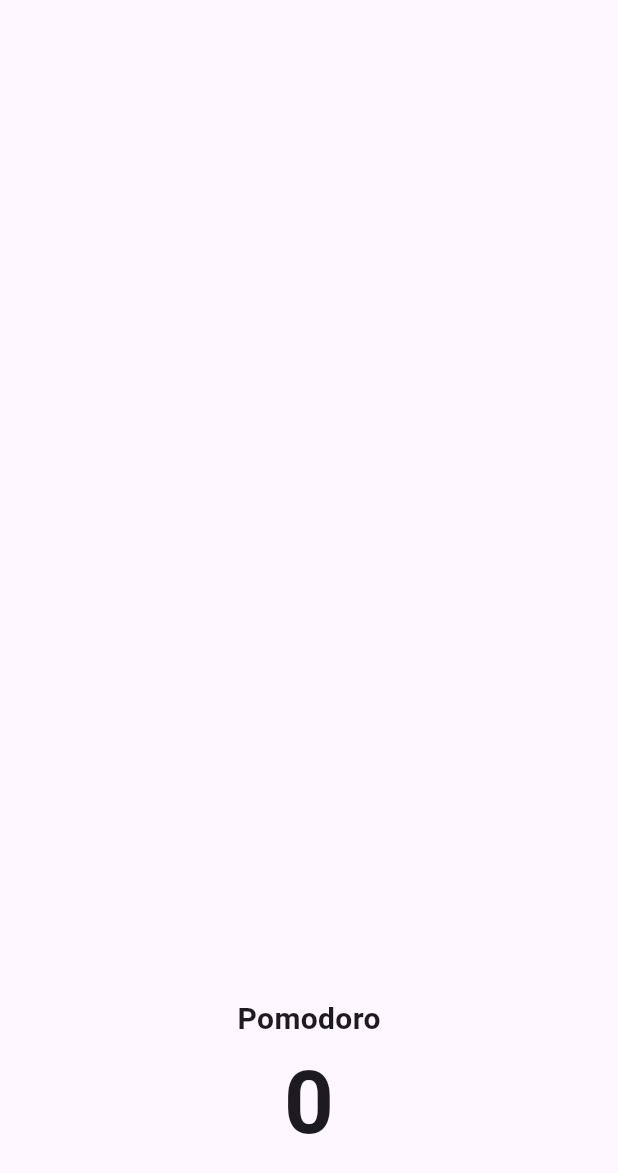
After one commit to dlwnsgurz/Flutter_study, a Flutter app: the HomeScreen screen opened directly, after a tap on the "play circle outline" icon, on a phone screen of 412 x 824 dp. The commit adds this screen. Shown: the top 1173 px of the screen. Run offline on Flutter 3.47's test engine with Material 3 defaults, Android fonts, the phone set to English and light mode, and no system bars.

Commit message:
Stateful Widgets & Timer & Flexible Widget을 사용한 포모도로 앱

```diff
--- /dev/null
+++ b/pomodoro/lib/screens/home_screen.dart
@@ -0,0 +1,151 @@
+import 'dart:async';
+
+import 'package:flutter/material.dart';
+
+class HomeScreen extends StatefulWidget {
+  const HomeScreen({super.key});
+
+  @override
+  State<HomeScreen> createState() => _HomeScreenState();
+}
+
+class _HomeScreenState extends State<HomeScreen> {
+  static const int twentyFiveSeconds = 1500;
+  int totalSeconds = twentyFiveSeconds;
+  bool isRunning = false;
+  int totalPomodoro = 0;
+  late Timer timer;
+
+  void onTick(Timer timer) {
+    if (totalSeconds == 0) {
+      setState(() {
+        totalPomodoro++;
+        totalSeconds = twentyFiveSeconds;
+        isRunning = false;
+      });
+      timer.cancel();
+    } else {
+      setState(() {
+        totalSeconds = totalSeconds - 1;
+      });
+    }
+  }
+
+  void onStartPressed() {
+    timer = Timer.periodic(
+      const Duration(seconds: 1),
+      onTick,
+    );
+    setState(() {
+      isRunning = true;
+    });
+  }
+
+  void onPausePressed() {
+    timer.cancel();
+    setState(() {
+      isRunning = false;
+    });
+  }
+
+  void onRestartPressed() {
+    setState(() {
+      totalSeconds = twentyFiveSeconds;
+    });
+  }
+
+  String format(int seconds) {
+    var duration = Duration(seconds: seconds);
+
+    return duration.toString().split('.').first.substring(2);
+  }
+
+  @override
+  Widget build(BuildContext context) {
+    return Scaffold(
+      backgroundColor: Theme.of(context).colorScheme.background,
+      body: Column(
+        children: [
+          Flexible(
+            flex: 1,
+            child: Container(
+              alignment: Alignment.bottomCenter,
+              child: Text(
+                format(totalSeconds),
+                style: TextStyle(
+                  color: Theme.of(context).cardColor,
+                  fontSize: 89,
+                  fontWeight: FontWeight.w600,
+                ),
+              ),
+            ),
+          ),
+          Flexible(
+            flex: 2,
+            child: Center(
+              child: Column(
+                children: [
+                  IconButton(
+                    iconSize: 150,
+                    color: Theme.of(context).cardColor,
+                    icon: isRunning
+                        ? const Icon(Icons.pause_circle_outline)
+                        : const Icon(Icons.play_circle_outline),
+                    onPressed: isRunning ? onPausePressed : onStartPressed,
+                  ),
+                  const SizedBox(
+                    height: 60,
+                  ),
+                  IconButton(
+                    icon: const Icon(Icons.restore),
+                    color: Theme.of(context).cardColor,
+                    onPressed: onRestartPressed,
+                    iconSize: 60,
+                  ),
+                ],
+              ),
+            ),
+          ),
+          Flexible(
+            flex: 1,
+            child: Row(
+              children: [
+                Expanded(
+                  child: Container(
+                    decoration: BoxDecoration(
+                      borderRadius: BorderRadius.circular(50),
+                      color: Theme.of(context).cardColor,
+                    ),
+                    child: Column(
+                      mainAxisAlignment: MainAxisAlignment.center,
+                      children: [
+                        Text(
+                          "Pomodoro",
+                          style: TextStyle(
+                            fontSize: 20,
+                            fontWeight: FontWeight.w600,
+                            color:
+                                Theme.of(context).textTheme.displayLarge?.color,
+                          ),
+                        ),
+                        Text(
+                          "$totalPomodoro",
+                          style: TextStyle(
+                            fontSize: 58,
+                            fontWeight: FontWeight.w600,
+                            color:
+                                Theme.of(context).textTheme.displayLarge?.color,
+                          ),
+                        ),
+                      ],
+                    ),
+                  ),
+                ),
+              ],
+            ),
+          ),
+        ],
+      ),
+    );
+  }
+}
```
Also changed, not shown: pomodoro/analysis_options.yaml (added, +28 -0 lines), pomodoro/lib/main.dart (added, +28 -0 lines), pomodoro/pubspec.yaml (added, +90 -0 lines), pomodoro/pubspec.lock (added), statefull_widgets/lib/main.dart (line endings or trailing spaces), 125 other files.
